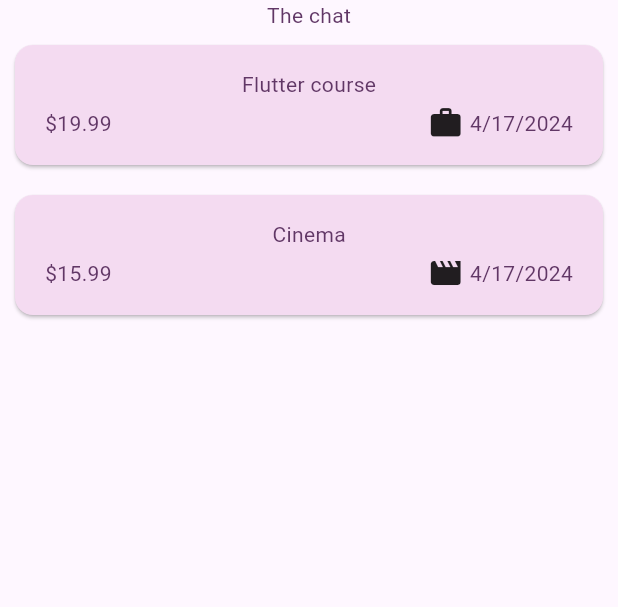
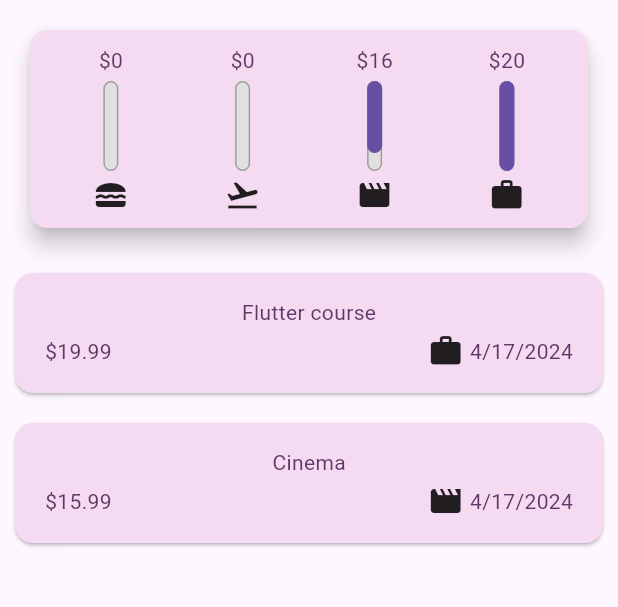
Before and after one commit to iArslanAly/expense_tracker_iii, a Flutter app: the screen it shows after launch, on a phone screen of 412 x 824 dp, the part 84-691 px from its top. Run offline on Flutter 3.47's test engine with Material 3 defaults, Android fonts, the phone set to English and light mode, and no system bars.

Commit message:
added the charts

```diff
--- a/lib/main.dart
+++ b/lib/main.dart
@@ -3,14 +3,35 @@ import 'package:expense_tracker_iii/widgets/expenses.dart';
 
 var kColorScheme =
     ColorScheme.fromSeed(seedColor: const Color.fromARGB(255, 177, 45, 201));
+var kDarkColorScheme = ColorScheme.fromSeed(
+  seedColor: const Color.fromARGB(255, 7, 85, 85),
+  brightness: Brightness.dark,
+);
 
 void main() {
   runApp(
     MaterialApp(
       debugShowCheckedModeBanner: false,
+      // Add the dark theme
+      darkTheme: ThemeData.dark().copyWith(
+        colorScheme: kDarkColorScheme,
+        cardTheme: const CardTheme().copyWith(
+          color: kDarkColorScheme.secondaryContainer,
+          elevation: BorderSide.strokeAlignOutside,
+          margin: const EdgeInsets.all(10),
+        ),
+        elevatedButtonTheme: ElevatedButtonThemeData(
+          style: ElevatedButton.styleFrom(
+            foregroundColor: kDarkColorScheme.primaryContainer,
+            backgroundColor: kDarkColorScheme.onPrimaryContainer,
+          ),
+        ),
+      ),
+
+      // Add the light theme
       theme: ThemeData().copyWith(
         colorScheme: kColorScheme,
-        appBarTheme: AppBarTheme(
+        appBarTheme: const AppBarTheme().copyWith(
           backgroundColor: kColorScheme.onPrimaryContainer,
           foregroundColor: kColorScheme.primaryContainer,
         ),
@@ -48,6 +69,7 @@ void main() {
               ),
             ),
       ),
+      themeMode: ThemeMode.system,
       home: const Expenses(),
     ),
   );
--- a/lib/models/expense.dart
+++ b/lib/models/expense.dart
@@ -32,3 +32,23 @@ class Expense {
     return formatter.format(date);
   }
 }
+
+class ExpenseBucket {
+  ExpenseBucket({
+    required this.category,
+    required this.expenses,
+  });
+  ExpenseBucket.forCategory(List<Expense> allExpenses, this.category)
+      : expenses = allExpenses
+            .where((expense) => expense.category == category)
+            .toList();
+  final Category category;
+  final List<Expense> expenses;
+  double get totalExpenses {
+    double sum = 0;
+    for (final expense in expenses) {
+      sum += expense.amount;
+    }
+    return sum;
+  }
+}
--- /dev/null
+++ b/lib/widgets/chart/chart.dart
@@ -0,0 +1,47 @@
+import 'package:expense_tracker_iii/widgets/chart/chart_bar.dart';
+import 'package:expense_tracker_iii/models/expense.dart';
+import 'package:flutter/material.dart';
+
+class Chart extends StatelessWidget {
+  const Chart({super.key, required this.expense});
+  final List<Expense> expense;
+  List<ExpenseBucket> get buckets {
+    return [
+      ExpenseBucket.forCategory(expense, Category.food),
+      ExpenseBucket.forCategory(expense, Category.travel),
+      ExpenseBucket.forCategory(expense, Category.leisure),
+      ExpenseBucket.forCategory(expense, Category.work)
+    ];
+  }
+
+  double get maxTotalExpense {
+    double maxTotalExpense = 0;
+    for (var bucket in buckets) {
+      if (bucket.totalExpenses > maxTotalExpense) {
+        maxTotalExpense = bucket.totalExpenses;
+      }
+    }
+    return maxTotalExpense;
+  }
+
+  @override
+  Widget build(BuildContext context) {
+    return Card(
+      elevation: 6,
+      margin: EdgeInsets.all(20),
+      child: Padding(
+        padding: const EdgeInsets.all(10),
+        child: Row(
+          mainAxisAlignment: MainAxisAlignment.spaceAround,
+          children: buckets.map((bucket) {
+            return ChartBar(
+              bucket.category,
+              bucket.totalExpenses,
+              maxTotalExpense == 0 ? 0 : bucket.totalExpenses / maxTotalExpense,
+            );
+          }).toList(),
+        ),
+      ),
+    );
+  }
+}
--- /dev/null
+++ b/lib/widgets/chart/chart_bar.dart
@@ -0,0 +1,55 @@
+import 'package:flutter/material.dart';
+import 'package:expense_tracker_iii/models/expense.dart';
+
+class ChartBar extends StatelessWidget {
+  final Category category;
+  final double amount;
+  final double spendingPctOfTotal;
+  ChartBar(this.category, this.amount, this.spendingPctOfTotal);
+  @override
+  Widget build(BuildContext context) {
+    return Column(
+      children: [
+        FittedBox(
+          child: Text('\$${amount.toStringAsFixed(0)}'),
+        ),
+        SizedBox(
+          height: 4,
+        ),
+        Container(
+          height: 60,
+          width: 10,
+          child: Stack(
+            children: [
+              Container(
+                decoration: BoxDecoration(
+                  border: Border.all(
+                    color: Colors.grey,
+                    width: 1.0,
+                  ),
+                  color: Colors.grey[300],
+                  borderRadius: BorderRadius.circular(10),
+                ),
+              ),
+              FractionallySizedBox(
+                heightFactor: spendingPctOfTotal,
+                child: Container(
+                  decoration: BoxDecoration(
+                    color: Theme.of(context).primaryColor,
+                    borderRadius: BorderRadius.circular(10),
+                  ),
+                ),
+              ),
+            ],
+          ),
+        ),
+        SizedBox(
+          height: 4,
+        ),
+        FittedBox(
+          child: Icon(categoryIcons[category]),
+        ),
+      ],
+    );
+  }
+}
--- a/lib/widgets/expenses.dart
+++ b/lib/widgets/expenses.dart
@@ -1,3 +1,4 @@
+import 'package:expense_tracker_iii/widgets/chart/chart.dart';
 import 'package:expense_tracker_iii/widgets/expenses_list/expenses_list.dart';
 import 'package:expense_tracker_iii/models/expense.dart';
 import 'package:expense_tracker_iii/widgets/new_expense.dart';
@@ -87,7 +88,7 @@ class _ExpensesState extends State<Expenses> {
       ),
       body: Column(
         children: [
-          const Text('The chat'),
+          Chart(expense: _registeredExpenses),
           Expanded(
             child: mainContent,
           ),
```
